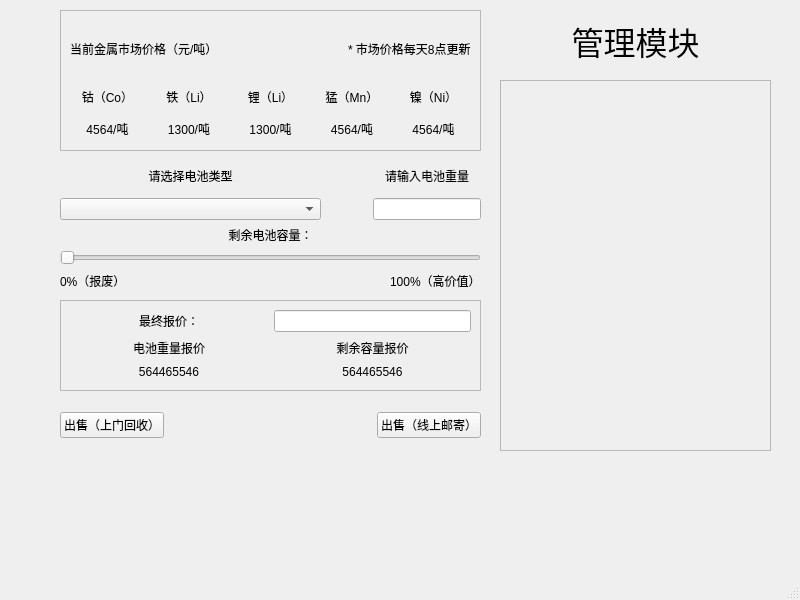
This is mainwindow.ui in RipplesDance/WasteMetalRecoverySystem as Qt 5 draws it before an edit. The edited form follows.
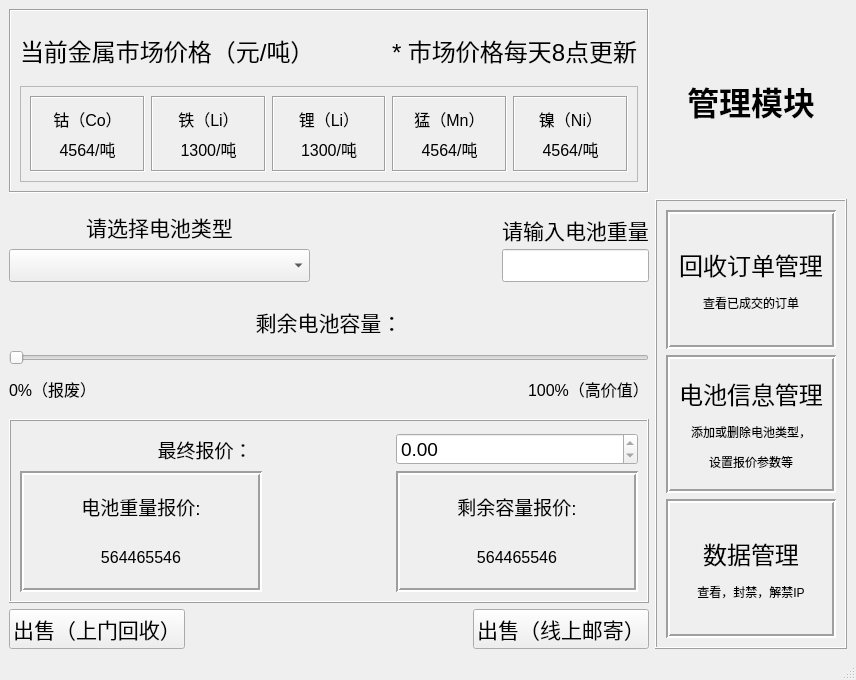
This is the edited form.

What changed in the file:
```diff
--- a/mainwindow.ui
+++ b/mainwindow.ui
@@ -6,34 +6,58 @@
    <rect>
     <x>0</x>
     <y>0</y>
-    <width>800</width>
-    <height>600</height>
+    <width>856</width>
+    <height>680</height>
    </rect>
   </property>
   <property name="windowTitle">
    <string>废旧电池回收报价系统</string>
   </property>
   <widget class="QWidget" name="centralwidget">
+   <layout class="QHBoxLayout" name="horizontalLayout_5">
+    <item>
+     <layout class="QGridLayout" name="gridLayout_4" columnstretch="0,0,0">
+      <item row="1" column="2">
+       <widget class="QLabel" name="label_23">
+        <property name="font">
+         <font>
+          <pointsize>24</pointsize>
+          <weight>75</weight>
+          <bold>true</bold>
+         </font>
+        </property>
+        <property name="text">
+         <string>管理模块</string>
+        </property>
+        <property name="alignment">
+         <set>Qt::AlignCenter</set>
+        </property>
+        <property name="wordWrap">
+         <bool>false</bool>
+        </property>
+        <property name="margin">
+         <number>24</number>
+        </property>
+       </widget>
+      </item>
+      <item row="1" column="0">
    <widget class="QFrame" name="frame">
-    <property name="geometry">
-     <rect>
-      <x>60</x>
-      <y>10</y>
-      <width>421</width>
-      <height>141</height>
-     </rect>
-    </property>
     <property name="frameShape">
-     <enum>QFrame::StyledPanel</enum>
+         <enum>QFrame::Box</enum>
     </property>
     <property name="frameShadow">
-     <enum>QFrame::Raised</enum>
+         <enum>QFrame::Sunken</enum>
     </property>
     <layout class="QVBoxLayout" name="verticalLayout_7">
      <item>
       <layout class="QHBoxLayout" name="horizontalLayout_2">
        <item>
         <widget class="QLabel" name="label_3">
+             <property name="font">
+              <font>
+               <pointsize>18</pointsize>
+              </font>
+             </property>
          <property name="text">
           <string>当前金属市场价格（元/吨）</string>
          </property>
@@ -54,6 +78,11 @@
        </item>
        <item>
         <widget class="QLabel" name="label_8">
+             <property name="font">
+              <font>
+               <pointsize>18</pointsize>
+              </font>
+             </property>
          <property name="text">
           <string>* 市场价格每天8点更新</string>
          </property>
@@ -62,11 +91,33 @@
       </layout>
      </item>
      <item>
+          <widget class="QFrame" name="frame_3">
+           <property name="frameShape">
+            <enum>QFrame::StyledPanel</enum>
+           </property>
+           <property name="frameShadow">
+            <enum>QFrame::Raised</enum>
+           </property>
       <layout class="QHBoxLayout" name="horizontalLayout">
        <item>
+             <widget class="QFrame" name="frame_8">
+              <property name="frameShape">
+               <enum>QFrame::Box</enum>
+              </property>
+              <property name="frameShadow">
+               <enum>QFrame::Sunken</enum>
+              </property>
+              <property name="lineWidth">
+               <number>1</number>
+              </property>
         <layout class="QVBoxLayout" name="verticalLayout_4">
          <item>
           <widget class="QLabel" name="label_2">
+                 <property name="font">
+                  <font>
+                   <pointsize>12</pointsize>
+                  </font>
+                 </property>
            <property name="text">
             <string>钴（Co）</string>
            </property>
@@ -77,6 +128,11 @@
          </item>
          <item>
           <widget class="QLabel" name="label_7">
+                 <property name="font">
+                  <font>
+                   <pointsize>12</pointsize>
+                  </font>
+                 </property>
            <property name="text">
             <string>4564/吨</string>
            </property>
@@ -86,11 +142,24 @@
           </widget>
          </item>
         </layout>
+             </widget>
        </item>
        <item>
+             <widget class="QFrame" name="frame_7">
+              <property name="frameShape">
+               <enum>QFrame::Box</enum>
+              </property>
+              <property name="frameShadow">
+               <enum>QFrame::Sunken</enum>
+              </property>
         <layout class="QVBoxLayout" name="verticalLayout">
          <item>
           <widget class="QLabel" name="label">
+                 <property name="font">
+                  <font>
+                   <pointsize>12</pointsize>
+                  </font>
+                 </property>
            <property name="text">
             <string>铁（Li）</string>
            </property>
@@ -101,6 +170,11 @@
          </item>
          <item>
           <widget class="QLabel" name="label_4">
+                 <property name="font">
+                  <font>
+                   <pointsize>12</pointsize>
+                  </font>
+                 </property>
            <property name="text">
             <string>1300/吨</string>
            </property>
@@ -110,11 +184,24 @@
           </widget>
          </item>
         </layout>
+             </widget>
        </item>
        <item>
+             <widget class="QFrame" name="frame_9">
+              <property name="frameShape">
+               <enum>QFrame::Box</enum>
+              </property>
+              <property name="frameShadow">
+               <enum>QFrame::Sunken</enum>
+              </property>
         <layout class="QVBoxLayout" name="verticalLayout_2">
          <item>
           <widget class="QLabel" name="label_5">
+                 <property name="font">
+                  <font>
+                   <pointsize>12</pointsize>
+                  </font>
+                 </property>
            <property name="text">
             <string>锂（Li）</string>
            </property>
@@ -125,6 +212,11 @@
          </item>
          <item>
           <widget class="QLabel" name="label_6">
+                 <property name="font">
+                  <font>
+                   <pointsize>12</pointsize>
+                  </font>
+                 </property>
            <property name="text">
             <string>1300/吨</string>
            </property>
@@ -134,11 +226,24 @@
           </widget>
          </item>
         </layout>
+             </widget>
        </item>
        <item>
+             <widget class="QFrame" name="frame_10">
+              <property name="frameShape">
+               <enum>QFrame::Box</enum>
+              </property>
+              <property name="frameShadow">
+               <enum>QFrame::Sunken</enum>
+              </property>
         <layout class="QVBoxLayout" name="verticalLayout_5">
          <item>
           <widget class="QLabel" name="label_12">
+                 <property name="font">
+                  <font>
+                   <pointsize>12</pointsize>
+                  </font>
+                 </property>
            <property name="text">
             <string>猛（Mn）</string>
            </property>
@@ -149,6 +254,11 @@
          </item>
          <item>
           <widget class="QLabel" name="label_13">
+                 <property name="font">
+                  <font>
+                   <pointsize>12</pointsize>
+                  </font>
+                 </property>
            <property name="text">
             <string>4564/吨</string>
            </property>
@@ -158,11 +268,24 @@
           </widget>
          </item>
         </layout>
+             </widget>
        </item>
        <item>
+             <widget class="QFrame" name="frame_11">
+              <property name="frameShape">
+               <enum>QFrame::Box</enum>
+              </property>
+              <property name="frameShadow">
+               <enum>QFrame::Sunken</enum>
+              </property>
         <layout class="QVBoxLayout" name="verticalLayout_6">
          <item>
           <widget class="QLabel" name="label_14">
+                 <property name="font">
+                  <font>
+                   <pointsize>12</pointsize>
+                  </font>
+                 </property>
            <property name="text">
             <string>镍（Ni）</string>
            </property>
@@ -173,6 +296,11 @@
          </item>
          <item>
           <widget class="QLabel" name="label_15">
+                 <property name="font">
+                  <font>
+                   <pointsize>12</pointsize>
+                  </font>
+                 </property>
            <property name="text">
             <string>4564/吨</string>
            </property>
@@ -182,21 +310,22 @@
           </widget>
          </item>
         </layout>
-       </item>
-      </layout>
+             </widget>
+            </item>
+           </layout>
+          </widget>
      </item>
     </layout>
    </widget>
-   <widget class="QWidget" name="gridLayoutWidget">
-    <property name="geometry">
-     <rect>
-      <x>60</x>
-      <y>160</y>
-      <width>421</width>
-      <height>131</height>
-     </rect>
-    </property>
-    <layout class="QGridLayout" name="gridLayout_2" columnstretch="1,0,0">
+      </item>
+      <item row="2" column="0">
+       <layout class="QGridLayout" name="gridLayout_2" columnstretch="5,3,2">
+        <property name="topMargin">
+         <number>12</number>
+        </property>
+        <property name="verticalSpacing">
+         <number>24</number>
+        </property>
      <item row="0" column="1">
       <spacer name="horizontalSpacer_2">
        <property name="orientation">
@@ -210,47 +339,21 @@
        </property>
       </spacer>
      </item>
-     <item row="0" column="2">
-      <layout class="QGridLayout" name="gridLayout">
-       <item row="1" column="0">
-        <widget class="QLineEdit" name="lineEdit"/>
-       </item>
-       <item row="0" column="0">
-        <widget class="QLabel" name="label_10">
-         <property name="text">
-          <string>请输入电池重量</string>
-         </property>
-         <property name="alignment">
-          <set>Qt::AlignCenter</set>
-         </property>
-        </widget>
-       </item>
-      </layout>
-     </item>
-     <item row="0" column="0">
-      <layout class="QVBoxLayout" name="verticalLayout_10">
-       <property name="spacing">
-        <number>6</number>
-       </property>
-       <item>
-        <widget class="QLabel" name="label_9">
-         <property name="text">
-          <string>请选择电池类型</string>
-         </property>
-         <property name="alignment">
-          <set>Qt::AlignCenter</set>
-         </property>
-        </widget>
-       </item>
-       <item>
-        <widget class="QComboBox" name="comboBox"/>
-       </item>
-      </layout>
-     </item>
      <item row="1" column="0" colspan="3">
       <layout class="QVBoxLayout" name="verticalLayout_11">
+          <property name="spacing">
+           <number>12</number>
+          </property>
+          <property name="bottomMargin">
+           <number>12</number>
+          </property>
        <item>
         <widget class="QLabel" name="label_11">
+            <property name="font">
+             <font>
+              <pointsize>16</pointsize>
+             </font>
+            </property>
          <property name="text">
           <string>剩余电池容量：</string>
          </property>
@@ -270,6 +373,11 @@
         <layout class="QHBoxLayout" name="horizontalLayout_3">
          <item>
           <widget class="QLabel" name="label_16">
+              <property name="font">
+               <font>
+                <pointsize>12</pointsize>
+               </font>
+              </property>
            <property name="text">
             <string>0%（报废）</string>
            </property>
@@ -290,6 +398,11 @@
          </item>
          <item>
           <widget class="QLabel" name="label_17">
+              <property name="font">
+               <font>
+                <pointsize>12</pointsize>
+               </font>
+              </property>
            <property name="text">
             <string>100%（高价值）</string>
            </property>
@@ -299,43 +412,155 @@
        </item>
       </layout>
      </item>
-    </layout>
-   </widget>
+        <item row="0" column="0">
+         <layout class="QVBoxLayout" name="verticalLayout_10">
+          <property name="spacing">
+           <number>6</number>
+          </property>
+          <item>
+           <widget class="QLabel" name="label_9">
+            <property name="font">
+             <font>
+              <pointsize>16</pointsize>
+             </font>
+            </property>
+            <property name="text">
+             <string>请选择电池类型</string>
+            </property>
+            <property name="alignment">
+             <set>Qt::AlignCenter</set>
+            </property>
+           </widget>
+          </item>
+          <item>
+           <widget class="QComboBox" name="comboBox">
+            <property name="font">
+             <font>
+              <pointsize>16</pointsize>
+             </font>
+            </property>
+           </widget>
+          </item>
+         </layout>
+        </item>
+        <item row="0" column="2">
+         <layout class="QGridLayout" name="gridLayout">
+          <item row="1" column="0">
+           <widget class="QLineEdit" name="lineEdit">
+            <property name="font">
+             <font>
+              <pointsize>16</pointsize>
+             </font>
+            </property>
+           </widget>
+          </item>
+          <item row="0" column="0">
+           <widget class="QLabel" name="label_10">
+            <property name="font">
+             <font>
+              <pointsize>16</pointsize>
+             </font>
+            </property>
+            <property name="text">
+             <string>请输入电池重量</string>
+            </property>
+            <property name="alignment">
+             <set>Qt::AlignCenter</set>
+            </property>
+           </widget>
+          </item>
+         </layout>
+        </item>
+       </layout>
+      </item>
+      <item row="4" column="0">
+       <layout class="QHBoxLayout" name="horizontalLayout_4">
+        <property name="spacing">
+         <number>6</number>
+        </property>
+        <property name="topMargin">
+         <number>0</number>
+        </property>
+        <property name="rightMargin">
+         <number>0</number>
+        </property>
+        <item>
+         <widget class="QPushButton" name="pushButton">
+          <property name="font">
+           <font>
+            <pointsize>16</pointsize>
+           </font>
+          </property>
+          <property name="text">
+           <string>出售（上门回收）</string>
+          </property>
+         </widget>
+        </item>
+        <item>
+         <spacer name="horizontalSpacer_4">
+          <property name="orientation">
+           <enum>Qt::Horizontal</enum>
+          </property>
+          <property name="sizeHint" stdset="0">
+           <size>
+            <width>40</width>
+            <height>20</height>
+           </size>
+          </property>
+         </spacer>
+        </item>
+        <item>
+         <widget class="QPushButton" name="pushButton_2">
+          <property name="font">
+           <font>
+            <pointsize>16</pointsize>
+           </font>
+          </property>
+          <property name="text">
+           <string>出售（线上邮寄）</string>
+          </property>
+         </widget>
+        </item>
+       </layout>
+      </item>
+      <item row="3" column="0">
    <widget class="QFrame" name="frame_4">
-    <property name="geometry">
-     <rect>
-      <x>60</x>
-      <y>300</y>
-      <width>421</width>
-      <height>91</height>
-     </rect>
-    </property>
     <property name="frameShape">
-     <enum>QFrame::StyledPanel</enum>
+         <enum>QFrame::Box</enum>
     </property>
     <property name="frameShadow">
      <enum>QFrame::Raised</enum>
     </property>
-    <layout class="QGridLayout" name="gridLayout_3" columnstretch="1,1">
-     <item row="0" column="1">
-      <widget class="QLineEdit" name="lineEdit_2"/>
-     </item>
-     <item row="0" column="0">
-      <widget class="QLabel" name="label_18">
-       <property name="text">
-        <string>最终报价：</string>
-       </property>
-       <property name="alignment">
-        <set>Qt::AlignCenter</set>
-       </property>
-      </widget>
-     </item>
-     <item row="1" column="1">
+        <layout class="QGridLayout" name="gridLayout_3" columnstretch="2,1,2,0">
+         <property name="topMargin">
+          <number>12</number>
+         </property>
+         <item row="1" column="2">
+          <widget class="QFrame" name="frame_6">
+           <property name="font">
+            <font>
+             <pointsize>9</pointsize>
+            </font>
+           </property>
+           <property name="frameShape">
+            <enum>QFrame::Box</enum>
+           </property>
+           <property name="frameShadow">
+            <enum>QFrame::Sunken</enum>
+           </property>
+           <property name="lineWidth">
+            <number>2</number>
+           </property>
       <layout class="QVBoxLayout" name="verticalLayout_8">
        <item>
         <widget class="QLabel" name="label_21">
+              <property name="font">
+               <font>
+                <pointsize>14</pointsize>
+               </font>
+              </property>
          <property name="text">
-          <string>剩余容量报价</string>
+               <string>剩余容量报价:</string>
          </property>
          <property name="alignment">
           <set>Qt::AlignCenter</set>
@@ -344,6 +569,11 @@
        </item>
        <item>
         <widget class="QLabel" name="label_22">
+              <property name="font">
+               <font>
+                <pointsize>12</pointsize>
+               </font>
+              </property>
          <property name="text">
           <string>564465546</string>
          </property>
@@ -353,13 +583,34 @@
         </widget>
        </item>
       </layout>
+          </widget>
      </item>
      <item row="1" column="0">
+          <widget class="QFrame" name="frame_5">
+           <property name="font">
+            <font>
+             <pointsize>9</pointsize>
+            </font>
+           </property>
+           <property name="frameShape">
+            <enum>QFrame::Box</enum>
+           </property>
+           <property name="frameShadow">
+            <enum>QFrame::Sunken</enum>
+           </property>
+           <property name="lineWidth">
+            <number>2</number>
+           </property>
       <layout class="QVBoxLayout" name="verticalLayout_3">
        <item>
         <widget class="QLabel" name="label_19">
+              <property name="font">
+               <font>
+                <pointsize>14</pointsize>
+               </font>
+              </property>
          <property name="text">
-          <string>电池重量报价</string>
+               <string>电池重量报价:</string>
          </property>
          <property name="alignment">
           <set>Qt::AlignCenter</set>
@@ -368,6 +619,11 @@
        </item>
        <item>
         <widget class="QLabel" name="label_20">
+              <property name="font">
+               <font>
+                <pointsize>12</pointsize>
+               </font>
+              </property>
          <property name="text">
           <string>564465546</string>
          </property>
@@ -377,28 +633,37 @@
         </widget>
        </item>
       </layout>
-     </item>
-    </layout>
-   </widget>
-   <widget class="QWidget" name="horizontalLayoutWidget_2">
-    <property name="geometry">
-     <rect>
-      <x>60</x>
-      <y>400</y>
-      <width>421</width>
-      <height>51</height>
-     </rect>
-    </property>
-    <layout class="QHBoxLayout" name="horizontalLayout_4">
-     <item>
-      <widget class="QPushButton" name="pushButton">
-       <property name="text">
-        <string>出售（上门回收）</string>
-       </property>
-      </widget>
-     </item>
-     <item>
-      <spacer name="horizontalSpacer_4">
+          </widget>
+         </item>
+         <item row="0" column="2">
+          <widget class="QDoubleSpinBox" name="doubleSpinBox">
+           <property name="font">
+            <font>
+             <pointsize>14</pointsize>
+            </font>
+           </property>
+           <property name="wrapping">
+            <bool>false</bool>
+           </property>
+           <property name="frame">
+            <bool>true</bool>
+           </property>
+           <property name="readOnly">
+            <bool>true</bool>
+           </property>
+           <property name="specialValueText">
+            <string/>
+           </property>
+           <property name="showGroupSeparator" stdset="0">
+            <bool>false</bool>
+           </property>
+           <property name="maximum">
+            <double>99999999999.990005493164063</double>
+           </property>
+          </widget>
+         </item>
+         <item row="1" column="1">
+          <spacer name="horizontalSpacer_5">
        <property name="orientation">
         <enum>Qt::Horizontal</enum>
        </property>
@@ -410,52 +675,129 @@
        </property>
       </spacer>
      </item>
-     <item>
-      <widget class="QPushButton" name="pushButton_2">
+         <item row="0" column="0" colspan="2">
+          <widget class="QLabel" name="label_18">
+           <property name="font">
+            <font>
+             <pointsize>14</pointsize>
+            </font>
+           </property>
        <property name="text">
-        <string>出售（线上邮寄）</string>
+            <string>最终报价：</string>
+           </property>
+           <property name="alignment">
+            <set>Qt::AlignCenter</set>
        </property>
       </widget>
      </item>
     </layout>
    </widget>
+      </item>
+      <item row="2" column="2" rowspan="3">
    <widget class="QFrame" name="frame_2">
-    <property name="geometry">
-     <rect>
-      <x>500</x>
-      <y>80</y>
-      <width>271</width>
-      <height>371</height>
-     </rect>
+        <property name="sizePolicy">
+         <sizepolicy hsizetype="Preferred" vsizetype="Preferred">
+          <horstretch>0</horstretch>
+          <verstretch>0</verstretch>
+         </sizepolicy>
     </property>
     <property name="frameShape">
-     <enum>QFrame::StyledPanel</enum>
+         <enum>QFrame::Box</enum>
     </property>
     <property name="frameShadow">
      <enum>QFrame::Raised</enum>
     </property>
-   </widget>
-   <widget class="QLabel" name="label_23">
-    <property name="geometry">
-     <rect>
-      <x>500</x>
-      <y>20</y>
-      <width>271</width>
-      <height>41</height>
-     </rect>
-    </property>
+        <layout class="QVBoxLayout" name="verticalLayout_14">
+         <item>
+          <widget class="QFrame" name="frame_12">
+           <property name="frameShape">
+            <enum>QFrame::Box</enum>
+           </property>
+           <property name="frameShadow">
+            <enum>QFrame::Sunken</enum>
+           </property>
+           <property name="lineWidth">
+            <number>2</number>
+           </property>
+           <layout class="QVBoxLayout" name="verticalLayout_9">
+            <item>
+             <widget class="QLabel" name="label_24">
     <property name="font">
      <font>
-      <pointsize>24</pointsize>
+                <pointsize>18</pointsize>
      </font>
     </property>
     <property name="text">
-     <string>管理模块</string>
+               <string>&lt;html&gt;&lt;head/&gt;&lt;body&gt;&lt;p align=&quot;center&quot;&gt;回收订单管理&lt;/p&gt;&lt;p align=&quot;center&quot;&gt;&lt;span style=&quot; font-size:9pt;&quot;&gt;查看已成交的订单&lt;/span&gt;&lt;/p&gt;&lt;/body&gt;&lt;/html&gt;</string>
     </property>
     <property name="alignment">
      <set>Qt::AlignCenter</set>
     </property>
    </widget>
+            </item>
+           </layout>
+          </widget>
+         </item>
+         <item>
+          <widget class="QFrame" name="frame_13">
+           <property name="frameShape">
+            <enum>QFrame::Box</enum>
+           </property>
+           <property name="frameShadow">
+            <enum>QFrame::Sunken</enum>
+           </property>
+           <property name="lineWidth">
+            <number>2</number>
+           </property>
+           <layout class="QVBoxLayout" name="verticalLayout_12">
+            <item>
+             <widget class="QLabel" name="label_26">
+              <property name="font">
+               <font>
+                <pointsize>18</pointsize>
+               </font>
+              </property>
+              <property name="text">
+               <string>&lt;html&gt;&lt;head/&gt;&lt;body&gt;&lt;p align=&quot;center&quot;&gt;电池信息管理&lt;/p&gt;&lt;p align=&quot;center&quot;&gt;&lt;span style=&quot; font-size:9pt;&quot;&gt;添加或删除电池类型，&lt;/span&gt;&lt;/p&gt;&lt;p align=&quot;center&quot;&gt;&lt;span style=&quot; font-size:9pt;&quot;&gt;设置报价参数等&lt;/span&gt;&lt;/p&gt;&lt;/body&gt;&lt;/html&gt;</string>
+              </property>
+             </widget>
+            </item>
+           </layout>
+          </widget>
+         </item>
+         <item>
+          <widget class="QFrame" name="frame_14">
+           <property name="frameShape">
+            <enum>QFrame::Box</enum>
+           </property>
+           <property name="frameShadow">
+            <enum>QFrame::Sunken</enum>
+           </property>
+           <property name="lineWidth">
+            <number>2</number>
+           </property>
+           <layout class="QVBoxLayout" name="verticalLayout_13">
+            <item>
+             <widget class="QLabel" name="label_25">
+              <property name="font">
+               <font>
+                <pointsize>9</pointsize>
+               </font>
+              </property>
+              <property name="text">
+               <string>&lt;html&gt;&lt;head/&gt;&lt;body&gt;&lt;p align=&quot;center&quot;&gt;&lt;span style=&quot; font-size:18pt;&quot;&gt;数据管理&lt;/span&gt;&lt;/p&gt;&lt;p align=&quot;center&quot;&gt;查看，封禁，解禁IP&lt;/p&gt;&lt;/body&gt;&lt;/html&gt;</string>
+              </property>
+             </widget>
+            </item>
+           </layout>
+          </widget>
+         </item>
+        </layout>
+       </widget>
+      </item>
+     </layout>
+    </item>
+   </layout>
   </widget>
   <widget class="QMenuBar" name="menubar">
    <property name="geometry">
```
Left out of the diff: 2 changed lines with no effect on the pictures. Lines whose indentation alone changed are shown as unchanged.
